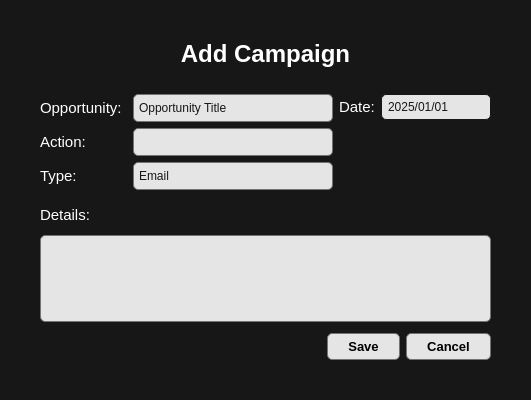
This is CRM/views/ui/add_campaign.ui in ImGaby123/SalesOptimizer-CRM as Qt 5 draws it before an edit. The edited form follows.
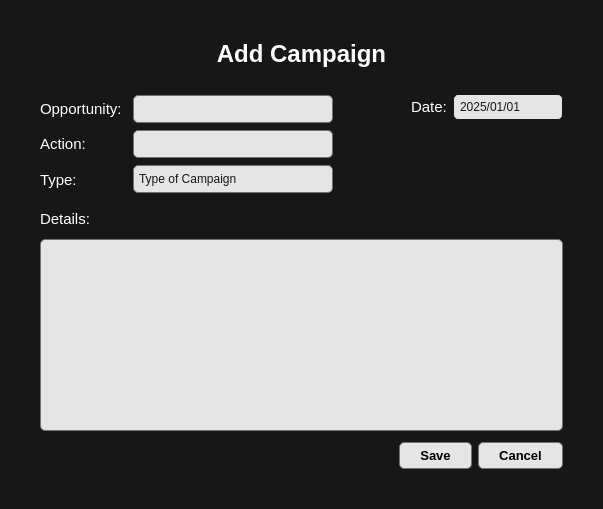
This is the edited form. Icons and pictures are not drawn.

What changed in the file:
```diff
--- a/CRM/views/ui/add_campaign.ui
+++ b/CRM/views/ui/add_campaign.ui
@@ -6,8 +6,8 @@
    <rect>
     <x>0</x>
     <y>0</y>
-    <width>528</width>
-    <height>400</height>
+    <width>603</width>
+    <height>509</height>
    </rect>
   </property>
   <property name="windowTitle">
@@ -18,9 +18,15 @@
 background-color: #171717;
 color: white;</string>
   </property>
-  <layout class="QGridLayout" name="gridLayout">
-   <item row="0" column="0">
     <widget class="QFrame" name="main_frame">
+   <property name="geometry">
+    <rect>
+     <x>11</x>
+     <y>11</y>
+     <width>581</width>
+     <height>487</height>
+    </rect>
+   </property>
      <property name="frameShape">
       <enum>QFrame::Shape::StyledPanel</enum>
      </property>
@@ -183,30 +189,45 @@
           <item>
            <layout class="QVBoxLayout" name="verticalLayout_4">
             <item>
-             <widget class="QComboBox" name="opportunity_title_combo">
+           <widget class="QLineEdit" name="opportunity_title_line">
+            <property name="enabled">
+             <bool>false</bool>
+            </property>
+            <property name="sizePolicy">
+             <sizepolicy hsizetype="Preferred" vsizetype="Fixed">
+              <horstretch>0</horstretch>
+              <verstretch>0</verstretch>
+             </sizepolicy>
+            </property>
+            <property name="minimumSize">
+             <size>
+              <width>200</width>
+              <height>0</height>
+             </size>
+            </property>
+            <property name="maximumSize">
+             <size>
+              <width>16777215</width>
+              <height>16777215</height>
+             </size>
+            </property>
+            <property name="font">
+             <font>
+              <family>Segoe UI</family>
+              <pointsize>9</pointsize>
+              <italic>false</italic>
+              <bold>false</bold>
+             </font>
+            </property>
               <property name="styleSheet">
-               <string notr="true">QComboBox {
+             <string notr="true">QLineEdit {
     background-color: #E5E5E5;
-    color: #171717;
+	color: rgb(0, 0, 0);
     border: 1px solid #737373;
     border-radius: 5px;
-    padding: 5px;
-    font: 10pt &quot;Segoe UI&quot;;
-}
-
-QComboBox::drop-down {
-    border: none;
-}
-
-QComboBox QAbstractItemView {
-    background-color: #E5E5E5;
-    color: #171717;
-    border-radius: 10px;
+	padding: 5px;
 }</string>
               </property>
-              <property name="placeholderText">
-               <string>Opportunity Title</string>
-              </property>
              </widget>
             </item>
             <item>
@@ -276,14 +297,12 @@
     border-radius: 10px;
 }</string>
               </property>
-              <item>
-               <property name="text">
-                <string>Email</string>
-               </property>
-              </item>
+            <property name="placeholderText">
+             <string>Type of Campaign</string>
+            </property>
               <item>
                <property name="text">
-                <string>Social Media</string>
+              <string>CAMPAIGN</string>
                </property>
               </item>
               <item>
@@ -758,8 +777,6 @@
       </item>
      </layout>
     </widget>
-   </item>
-  </layout>
  </widget>
  <resources/>
  <connections/>
```
Left out of the diff: 27 changed lines with no effect on the pictures. Lines whose indentation alone changed are shown as unchanged.
